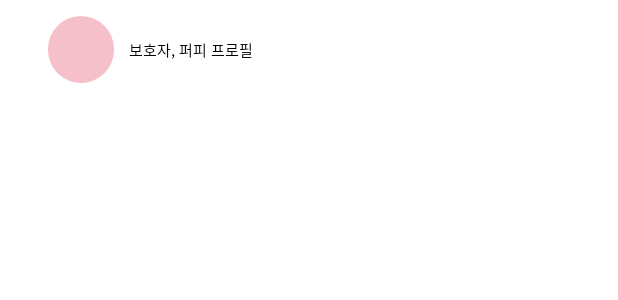
After one commit to PuppyFriend/PUPPYFRIEND-FRONTEND, an Android app: the layout item_chat_profile.xml on its own in the app's theme, with its tools: preview values and no code run, on a phone screen of 412 x 824 dp. The commit adds this screen. Shown: the top 300 px of the screen. Run offline under Robolectric (Android 15) with nearby library versions, the phone set to English and light mode, and no system bars.

Commit message:
[ADD] 채팅 프로필 아이템 생성 #ram

```diff
--- /dev/null
+++ b/app/src/main/res/drawable-v24/style_chat_profile.xml
@@ -0,0 +1,7 @@
+<?xml version="1.0" encoding="utf-8"?>
+<shape xmlns:android="http://schemas.android.com/apk/res/android"
+    android:shape="rectangle" >
+    <solid android:color="#F6C0CA" />
+    <corners
+        android:radius="50dp"/>
+</shape>
--- /dev/null
+++ b/app/src/main/res/layout/item_chat_profile.xml
@@ -0,0 +1,30 @@
+<?xml version="1.0" encoding="utf-8"?>
+<androidx.constraintlayout.widget.ConstraintLayout xmlns:android="http://schemas.android.com/apk/res/android"
+    android:layout_width="match_parent"
+    android:layout_height="66.303dp"
+    xmlns:app="http://schemas.android.com/apk/res-auto">
+
+    <ImageView
+        android:id="@+id/img_profile"
+        android:layout_width="44dp"
+        android:layout_height="44.44dp"
+        android:background="@drawable/style_chat_profile"
+        app:layout_constraintStart_toStartOf="parent"
+        app:layout_constraintTop_toTopOf="parent"
+        app:layout_constraintBottom_toBottomOf="parent"
+        android:layout_marginStart="32.08dp"/>
+
+    <TextView
+        android:id="@+id/txt_profile"
+        android:layout_width="wrap_content"
+        android:layout_height="wrap_content"
+        android:text="보호자, 퍼피 프로필"
+        android:textColor="@color/black"
+        android:textSize="10sp"
+        app:layout_constraintStart_toStartOf="parent"
+        app:layout_constraintTop_toTopOf="parent"
+        app:layout_constraintBottom_toBottomOf="parent"
+        android:layout_marginStart="86.06dp"/>
+
+
+</androidx.constraintlayout.widget.ConstraintLayout>
--- a/app/src/main/res/values/strings.xml
+++ b/app/src/main/res/values/strings.xml
@@ -1,3 +1,5 @@
 <resources>
     <string name="app_name">PUPPYFRIEND-FRONTEND</string>
+    <!-- TODO: Remove or change this placeholder text -->
+    <string name="hello_blank_fragment">Hello blank fragment</string>
 </resources>
```
Also changed, not shown: app/src/main/java/com/example/puppyfriend_frontend/View/Chatting/ChatFragment.kt (added, +19 -0 lines), app/src/main/res/layout/fragment_chat.xml (added, +23 -0 lines).
